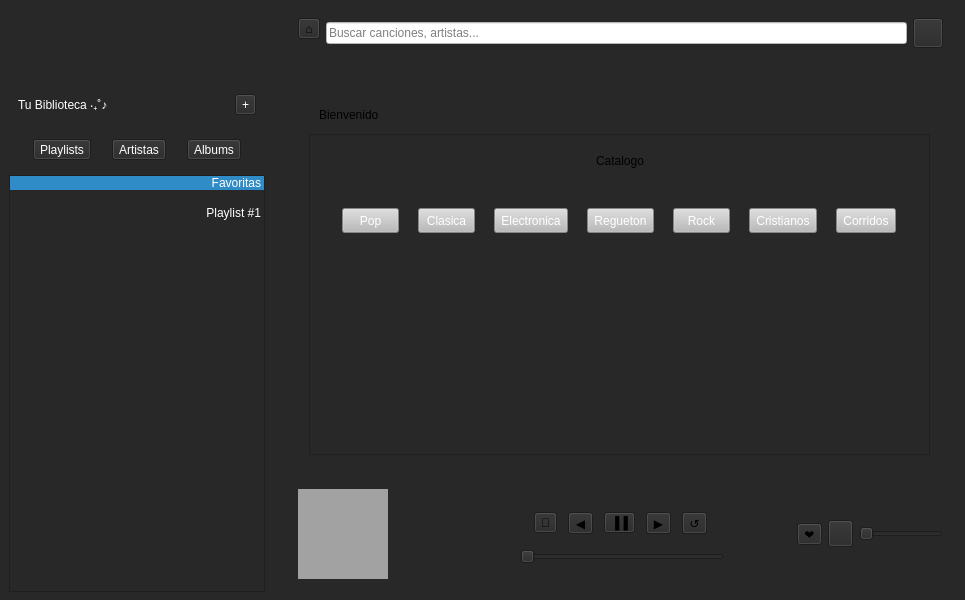
Before: the Qt Designer form homewindow.ui in Scastelar/Music-Player, drawn with Qt 5.
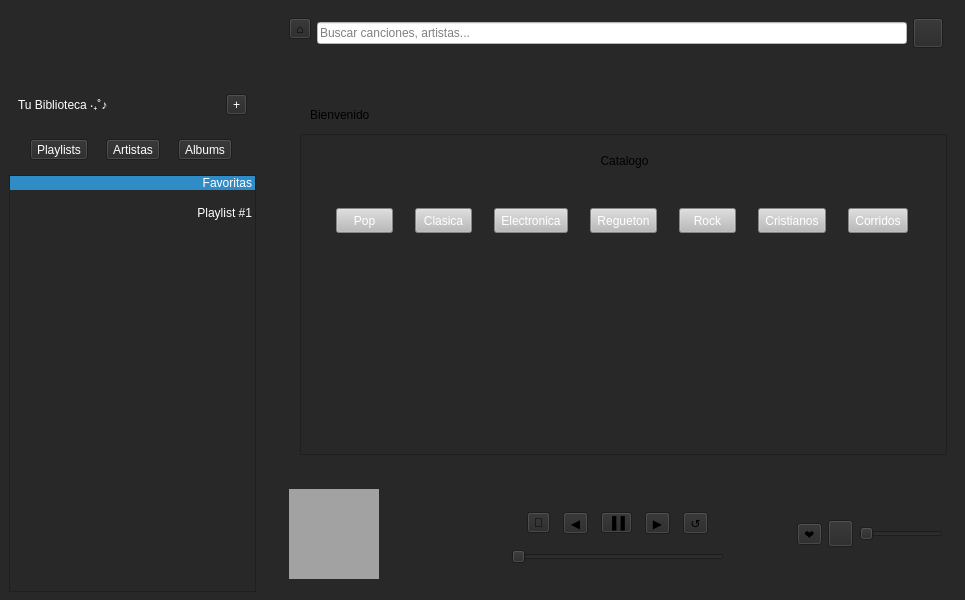
After: the same form once the commit is applied. The open tabs and pages were chosen to show the change.

Patch:
```diff
--- a/homewindow.ui
+++ b/homewindow.ui
@@ -276,13 +276,13 @@
          <widget class="QStackedWidget" name="stackedWidget">
           <property name="minimumSize">
            <size>
-            <width>640</width>
+            <width>672</width>
             <height>386</height>
            </size>
           </property>
           <property name="maximumSize">
            <size>
-            <width>657</width>
+            <width>695</width>
             <height>386</height>
            </size>
           </property>
@@ -295,10 +295,16 @@
              <rect>
               <x>20</x>
               <y>50</y>
-              <width>621</width>
+              <width>647</width>
               <height>321</height>
              </rect>
             </property>
+            <property name="minimumSize">
+             <size>
+              <width>627</width>
+              <height>0</height>
+             </size>
+            </property>
             <property name="maximumSize">
              <size>
               <width>16777215</width>
@@ -306,7 +312,7 @@
              </size>
             </property>
             <property name="verticalScrollBarPolicy">
-             <enum>Qt::ScrollBarPolicy::ScrollBarAsNeeded</enum>
+             <enum>Qt::ScrollBarPolicy::ScrollBarAlwaysOff</enum>
             </property>
             <property name="horizontalScrollBarPolicy">
              <enum>Qt::ScrollBarPolicy::ScrollBarAlwaysOff</enum>
@@ -322,13 +328,13 @@
               <rect>
                <x>0</x>
                <y>0</y>
-               <width>620</width>
+               <width>647</width>
                <height>319</height>
               </rect>
              </property>
              <property name="minimumSize">
               <size>
-               <width>620</width>
+               <width>647</width>
                <height>0</height>
               </size>
              </property>
@@ -337,7 +343,7 @@
                <widget class="QLabel" name="label_12">
                 <property name="maximumSize">
                  <size>
-                  <width>600</width>
+                  <width>627</width>
                   <height>33</height>
                  </size>
                 </property>
@@ -353,7 +359,7 @@
                <widget class="QWidget" name="generosWidget" native="true">
                 <property name="minimumSize">
                  <size>
-                  <width>0</width>
+                  <width>627</width>
                   <height>34</height>
                  </size>
                 </property>
@@ -490,13 +496,13 @@
                <widget class="QWidget" name="gridWidget" native="true">
                 <property name="minimumSize">
                  <size>
-                  <width>600</width>
+                  <width>627</width>
                   <height>180</height>
                  </size>
                 </property>
                 <property name="maximumSize">
                  <size>
-                  <width>600</width>
+                  <width>627</width>
                   <height>16777215</height>
                  </size>
                 </property>
```
Left out of the diff: 2 changed lines with no effect on the pictures.
